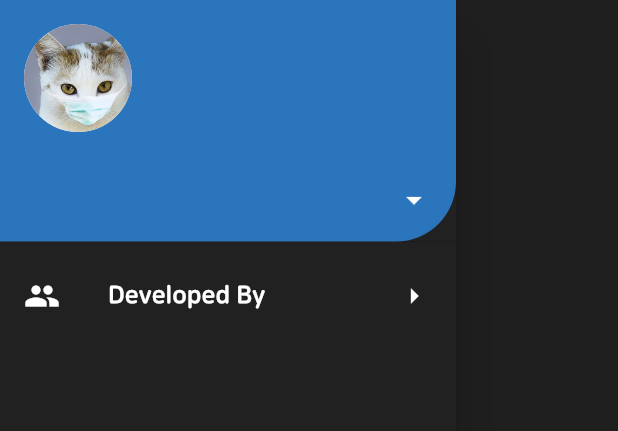
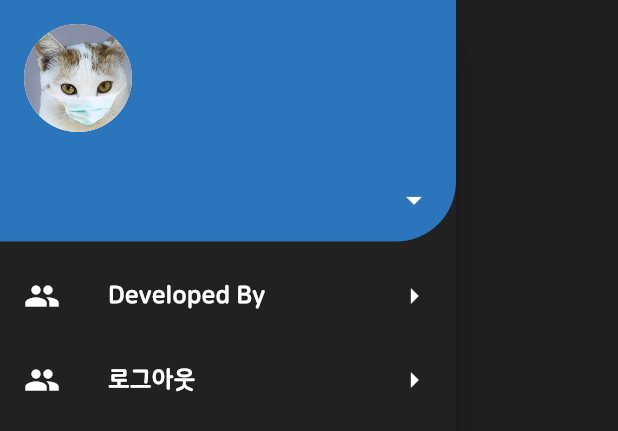
Before and after one commit to YANG087/minitalk-flutter, a Flutter app: the MainDrawer widget shown alone on an empty page, opened directly, on a phone screen of 412 x 824 dp. Shown: the top 431 px of the screen. Run offline on Flutter 3.47's test engine with Material 2 defaults, Android fonts, the phone set to English and light mode, and no system bars; our stand-ins replace cloud_firestore, firebase_auth, google_sign_in, shared_preferences; accounts and stored records are empty.

```diff
--- a/lib/widget/mainDrawer.dart
+++ b/lib/widget/mainDrawer.dart
@@ -1,5 +1,8 @@
+import 'package:chatapp/helper/authenticate.dart';
 import 'package:chatapp/helper/helperfunctions.dart';
+import 'package:chatapp/services/auth.dart';
 import 'package:chatapp/views/DevelopedInfo.dart';
+import 'package:chatapp/views/selectUserFace.dart';
 import 'package:chatapp/widget/widget.dart';
 import 'package:flutter/material.dart';
 
@@ -72,6 +75,27 @@ class _MainDrawerState extends State<MainDrawer> {
                         builder: (context) => DeveloperInfo()));
               },
             ),
+            ListTile(
+              leading: Icon(
+                Icons.people,
+                color: Colors.white,
+              ),
+              title: Text(
+                '로그아웃',
+                style: TextStyle(
+                    color: Colors.white
+                ),
+              ),
+              trailing: Icon(
+                Icons.arrow_right,
+                color: Colors.white,
+              ),
+              onTap: () {
+                AuthService().signOut();
+                Navigator.pushReplacement(context,
+                    MaterialPageRoute(builder: (context) => Authenticate()));
+              },
+            ),
           ],
         ),
       ),
```
Also changed, not shown: lib/views/selectUserFace.dart (added, +48 -0 lines), lib/views/signin.dart (+18 -1 lines).
